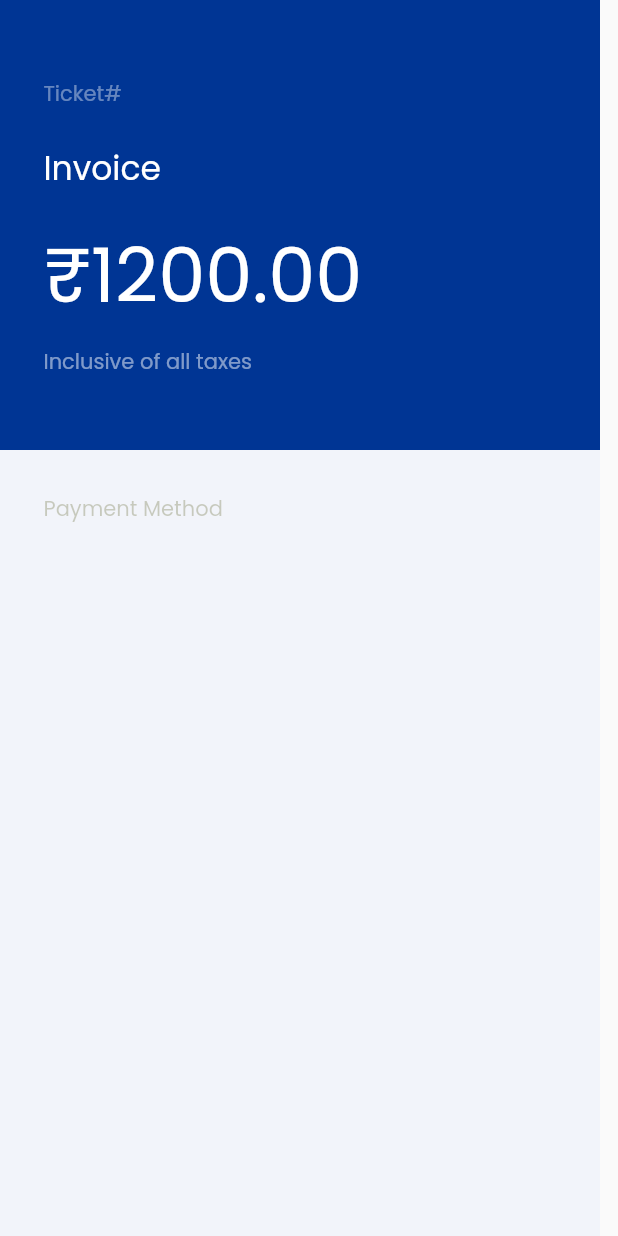
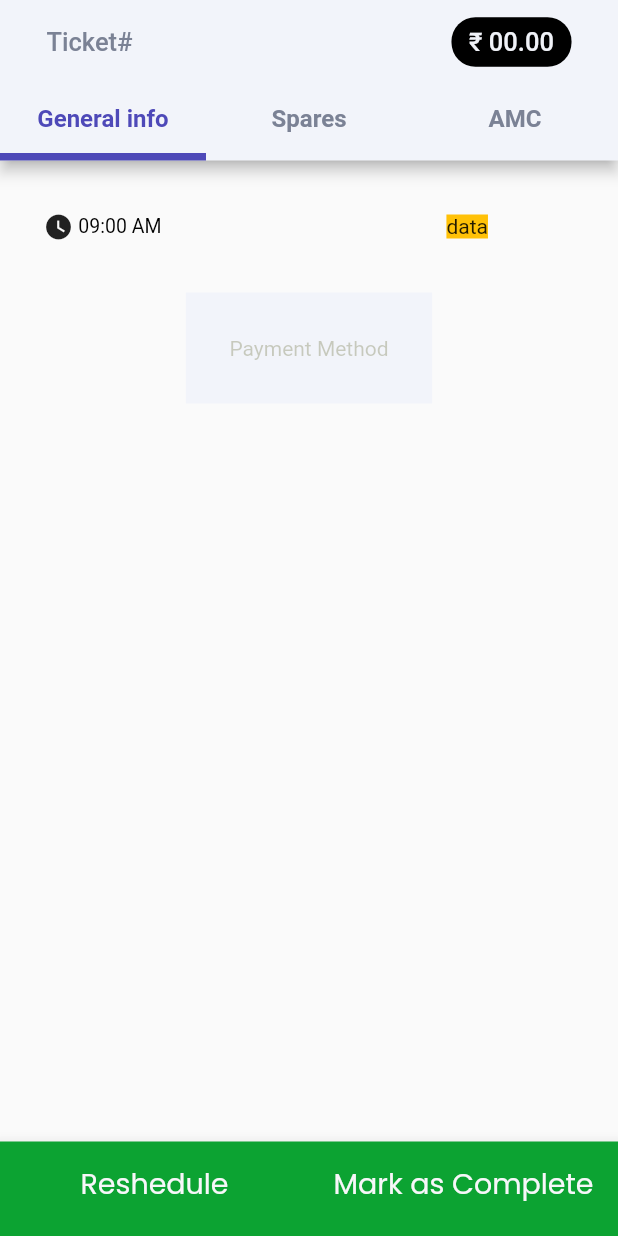
Before and after one commit to piyushgautam258/Eureka, a Flutter app: the screen it shows after launch, on a phone screen of 412 x 824 dp. Run offline on Flutter 3.47's test engine with Material 2 defaults, Android fonts, the phone set to English and light mode, and no system bars.

Commit message:
tickit_tabBar

```diff
--- /dev/null
+++ b/lib/components/ticketGeneralInfo.dart
@@ -0,0 +1,83 @@
+import 'package:flutter/material.dart';
+import 'package:flutter/src/widgets/framework.dart';
+import 'package:flutter/src/widgets/placeholder.dart';
+
+class TicketGeneralInfo extends StatelessWidget {
+  const TicketGeneralInfo({super.key});
+
+  @override
+  Widget build(BuildContext context) {
+    return Scaffold(
+      body: Column(
+        children: [
+          Invoice_card(),
+          Container(
+            // height: 600,
+            // width: 400,
+
+            padding: EdgeInsets.all(29),
+            color: Color.fromRGBO(242, 244, 250, 1),
+            child: Column(
+                mainAxisAlignment: MainAxisAlignment.start,
+                crossAxisAlignment: CrossAxisAlignment.start,
+                children: [
+                  Text(
+                    'Payment Method',
+                    style: TextStyle(
+                        fontSize: 14, color: Color.fromARGB(62, 64, 69, 1)),
+                  ),
+                ]),
+          )
+        ],
+      ),
+    );
+  }
+}
+
+class Invoice_card extends StatelessWidget {
+  const Invoice_card({
+    super.key,
+  });
+
+  @override
+  Widget build(BuildContext context) {
+    return Container(
+      margin: new EdgeInsets.symmetric(horizontal: 29.0, vertical: 34),
+      height: 20,
+      width: 400,
+      // padding: EdgeInsets.all(29),
+      // color: Color.fromRGBO(242, 244, 250, 1),
+      child: Row(
+        children: [
+          Row(
+            children: [
+              Icon(
+                Icons.watch_later_sharp,
+                size: 20,
+              ),
+              Text(
+                ' 09:00 AM',
+                style: TextStyle(fontSize: 13, color: Colors.black),
+              ),
+            ],
+          ),
+          SizedBox(
+            width: 190,
+          ),
+          Container(
+            color: Colors.amber,
+            // margin: new EdgeInsets.symmetric(L),
+            child: Row(
+              mainAxisAlignment: MainAxisAlignment.end,
+              children: [
+                Text("data"),
+              ],
+            ),
+          )
+        ],
+      ),
+      //   ),
+      // ]),
+    );
+  }
+}
--- /dev/null
+++ b/lib/components/ticket_bottomBar.dart
@@ -0,0 +1,104 @@
+import 'package:flutter/material.dart';
+
+class TicketBottomBar extends StatefulWidget {
+  const TicketBottomBar({super.key});
+
+  @override
+  State<TicketBottomBar> createState() => _TicketBottomBarState();
+}
+
+class _TicketBottomBarState extends State<TicketBottomBar> {
+  int _selectedIndex = 0;
+  final ScrollController _homeController = ScrollController();
+
+  Widget _listViewBody() {
+    return ListView.separated(
+        controller: _homeController,
+        itemBuilder: (BuildContext context, int index) {
+          return Center(
+            child: Text(
+              'Item $index',
+            ),
+          );
+        },
+        separatorBuilder: (BuildContext context, int index) => const Divider(
+              thickness: 1,
+            ),
+        itemCount: 50);
+  }
+
+  @override
+  Widget build(BuildContext context) {
+    return Container(
+      child: BottomNavigationBar(
+        showSelectedLabels: false, // <-- HERE
+        showUnselectedLabels: false,
+        backgroundColor: Color.fromARGB(255, 12, 163, 50),
+        iconSize: 20,
+        items: const <BottomNavigationBarItem>[
+          BottomNavigationBarItem(
+            label: '',
+            icon: Text(
+              "Reshedule",
+              style: TextStyle(
+                color: Color.fromRGBO(247, 247, 249, 1),
+                fontSize: 19,
+              ),
+            ),
+          ),
+          BottomNavigationBarItem(
+            icon: Text(
+              'Mark as Complete',
+              style: TextStyle(
+                color: Color.fromRGBO(247, 247, 249, 1),
+                fontSize: 19,
+              ),
+            ),
+            label: '',
+          ),
+        ],
+        currentIndex: _selectedIndex,
+        onTap: (int index) {
+          switch (index) {
+            case 0:
+              // only scroll to top when current index is selected.
+              if (_selectedIndex == index) {
+                _homeController.animateTo(
+                  0.0,
+                  duration: const Duration(milliseconds: 500),
+                  curve: Curves.easeOut,
+                );
+              }
+              break;
+            case 1:
+              showModal(context);
+              break;
+          }
+          setState(
+            () {
+              _selectedIndex = index;
+            },
+          );
+        },
+      ),
+    );
+    // );
+  }
+
+  void showModal(BuildContext context) {
+    showDialog(
+      context: context,
+      builder: (BuildContext context) => AlertDialog(
+        content: const Text('Example Dialog'),
+        actions: <TextButton>[
+          TextButton(
+            onPressed: () {
+              Navigator.pop(context);
+            },
+            child: const Text('Close'),
+          )
+        ],
+      ),
+    );
+  }
+}
--- a/lib/components/ticket_tab.dart
+++ b/lib/components/ticket_tab.dart
@@ -1,50 +1,109 @@
+import 'package:eureka_poc/components/ticketGeneralInfo.dart';
 import 'package:flutter/src/widgets/framework.dart';
 import 'package:flutter/src/widgets/placeholder.dart';
 import 'package:flutter/material.dart';
 
-class TiketTab extends StatefulWidget {
-  const TiketTab({super.key});
+class TicketTab extends StatefulWidget {
+  const TicketTab({super.key});
 
   @override
-  State<TiketTab> createState() => _TiketTabState();
+  State<TicketTab> createState() => _TicketTabState();
 }
 
-class _TiketTabState extends State<TiketTab> {
+class _TicketTabState extends State<TicketTab> {
   @override
   Widget build(BuildContext context) {
-    return MaterialApp(
-      title: 'Flutter Demo',
+    return
+        // Container(
+        //   width: 400,
+        //   height: 133,
+        // child:
+        MaterialApp(
       home: DefaultTabController(
         length: 3,
         child: Scaffold(
           appBar: AppBar(
-            title: Text('Ticket#'),
+            // toolbarHeight: 2,
+
+            title: Center(
+              child: Container(
+                width: 350,
+                height: 50,
+                child: Row(
+                  mainAxisAlignment: MainAxisAlignment.spaceBetween,
+                  children: [
+                    Text('Ticket#',
+                        style: TextStyle(
+                          color: Color.fromRGBO(123, 130, 149, 1.000),
+                          fontSize: 17,
+                        )),
+                    Container(
+                      width: 80,
+                      height: 33,
+                      // color: Colors.black,
+                      decoration: new BoxDecoration(
+                        borderRadius: new BorderRadius.circular(16.0),
+                        color: Colors.black,
+                      ),
+                      child: Center(
+                        child: Text('\₹ 00.00',
+                            style: TextStyle(
+                              fontSize: 17,
+                              color: Color.fromRGBO(240, 242, 248, 1),
+                            )),
+                      ),
+                    ),
+                  ],
+                ),
+              ),
+            ),
             automaticallyImplyLeading: false,
-            backgroundColor: Color.fromARGB(255, 206, 205, 208),
+            backgroundColor: Color.fromRGBO(242, 244, 250, 1.000),
             bottom: TabBar(
-              indicatorColor: Color.fromARGB(255, 28, 18, 227),
+              labelColor: Color.fromARGB(255, 78, 73, 184),
+              indicatorWeight: 5,
+              unselectedLabelColor: Color.fromRGBO(123, 130, 149, 1.000),
+              indicatorColor: Color.fromARGB(255, 78, 73, 184),
+              labelStyle: const TextStyle(
+                fontSize: 16.0,
+                fontWeight: FontWeight.bold,
+
+                // fontFamily: 'Family Name',
+              ),
               tabs: [
-                Tab(
-                  text: 'General Info',
+                Container(
+                  width: 120,
+                  height: 45,
+                  child: const Tab(
+                    text: 'General info',
+                  ),
                 ),
-                Tab(
-                  text: 'Spares',
+                Container(
+                  width: 100,
+                  height: 45,
+                  child: const Tab(
+                    text: 'Spares',
+                  ),
                 ),
-                Tab(
-                  text: 'AMC',
+                Container(
+                  width: 100,
+                  child: const Tab(
+                    text: 'AMC',
+                  ),
                 ),
               ],
             ),
           ),
-          body: TabBarView(
+          body: const TabBarView(
             children: [
-              Center(child: Text('DOGS')),
-              Center(child: Text('CATS')),
-              Center(child: Text('BIRDS')),
+              Center(child: TicketGeneralInfo()),
+              Center(child: Text('Spares')),
+              Center(child: Text('AMC')),
             ],
           ),
         ),
       ),
     );
+    // );
   }
 }
--- a/lib/main.dart
+++ b/lib/main.dart
@@ -17,10 +17,9 @@ class MyApp extends StatelessWidget {
       // title: 'Flutter Demo',
       theme: ThemeData(
         primarySwatch: Colors.blue,
-                fontFamily: 'Poppins',
-
+        fontFamily: 'Poppins',
       ),
-      home: const ticketinvoiceScreen(),
+      home: const TicketScreen(),
     );
   }
 }
--- a/lib/screen/ticketScreen.dart
+++ b/lib/screen/ticketScreen.dart
@@ -1,21 +1,32 @@
+import 'package:eureka_poc/components/ticket_bottomBar.dart';
 import 'package:eureka_poc/components/ticket_tab.dart';
 import 'package:flutter/material.dart';
 
 import 'package:flutter/src/widgets/framework.dart';
 import 'package:flutter/src/widgets/placeholder.dart';
 
-class TiketScreen extends StatefulWidget {
-  const TiketScreen({super.key});
+class TicketScreen extends StatefulWidget {
+  const TicketScreen({super.key});
 
   @override
-  State<TiketScreen> createState() => _TiketScreenState();
+  State<TicketScreen> createState() => _TicketScreenState();
 }
 
-class _TiketScreenState extends State<TiketScreen> {
+class _TicketScreenState extends State<TicketScreen> {
   @override
   Widget build(BuildContext context) {
-    return Scaffold(
-      body: TiketTab(),
+    return Container(
+      height: 760,
+      width: 400,
+      child: Scaffold(
+        // appBar: TicketTab(),
+        body: Container(
+          // height: 130,
+          // width: 400,
+          child: const TicketTab(),
+        ),
+        bottomNavigationBar: TicketBottomBar(),
+      ),
     );
   }
 }
--- a/pubspec.yaml
+++ b/pubspec.yaml
@@ -59,8 +59,8 @@ flutter:
   uses-material-design: true
 
   # To add assets to your application, add an assets section, like this:
-  # assets:
-  #   - images/a_dot_burr.jpeg
+  assets:
+    - assets/images/bottombar.jpg
   #   - images/a_dot_ham.jpeg
 
   # An image asset can refer to one or more resolution-specific "variants", see
```
Also changed, not shown: lib/screen/ticketinvoiceScreen.dart (+5 -7 lines), assets/images/bottombar.jpg (added).
